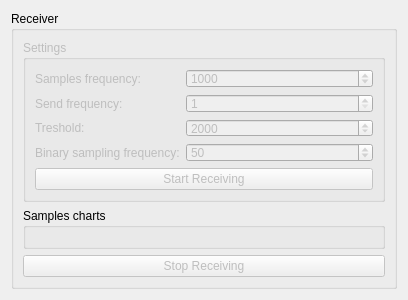
First picture: the form in ESPWiFiServer/Source/Client/Views/UI/ReceiverView.ui, repository MaxGarden/ESPWiFiServer, before the edit.
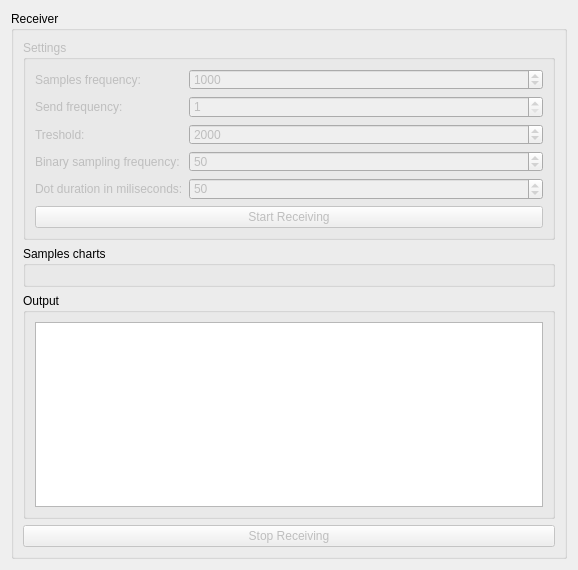
Second picture: the form after the edit.

Commit message: Finished receiving view. Improved general user experience.

Patch:
```diff
--- a/ESPWiFiServer/Source/Client/Views/UI/ReceiverView.ui
+++ b/ESPWiFiServer/Source/Client/Views/UI/ReceiverView.ui
@@ -6,8 +6,8 @@
    <rect>
     <x>0</x>
     <y>0</y>
-    <width>400</width>
-    <height>300</height>
+    <width>578</width>
+    <height>570</height>
    </rect>
   </property>
   <property name="windowTitle">
@@ -111,6 +111,26 @@
              </property>
             </widget>
            </item>
+           <item row="4" column="0">
+            <widget class="QLabel" name="label_5">
+             <property name="text">
+              <string>Dot duration in miliseconds:</string>
+             </property>
+            </widget>
+           </item>
+           <item row="4" column="1">
+            <widget class="QSpinBox" name="m_DotDurationInMilisecondsSpinBox">
+             <property name="minimum">
+              <number>1</number>
+             </property>
+             <property name="maximum">
+              <number>10000</number>
+             </property>
+             <property name="value">
+              <number>50</number>
+             </property>
+            </widget>
+           </item>
           </layout>
          </item>
          <item>
@@ -131,6 +151,22 @@
         <layout class="QHBoxLayout" name="horizontalLayout"/>
        </widget>
       </item>
+      <item>
+       <widget class="QGroupBox" name="m_OutputGroupBox">
+        <property name="title">
+         <string>Output</string>
+        </property>
+        <layout class="QVBoxLayout" name="verticalLayout_3">
+         <item>
+          <widget class="QTextEdit" name="m_OutputTextEdit">
+           <property name="readOnly">
+            <bool>true</bool>
+           </property>
+          </widget>
+         </item>
+        </layout>
+       </widget>
+      </item>
       <item>
        <widget class="QPushButton" name="m_StopReceivingPushButton">
         <property name="enabled">
```
The commit also changes 10 other files.
